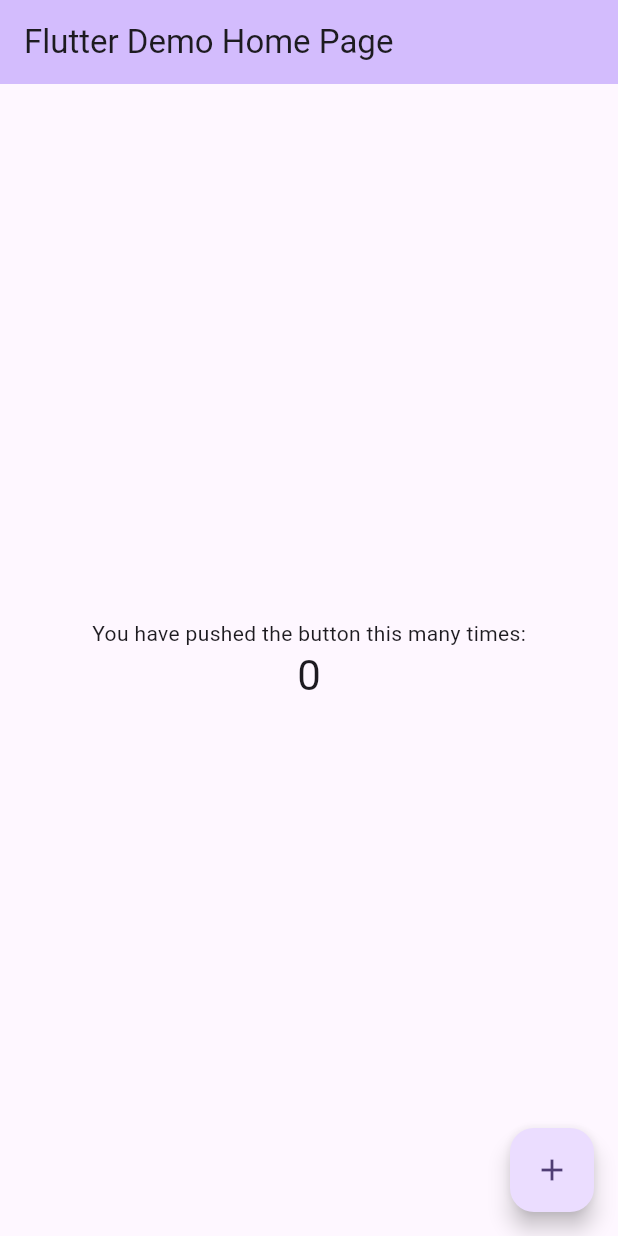
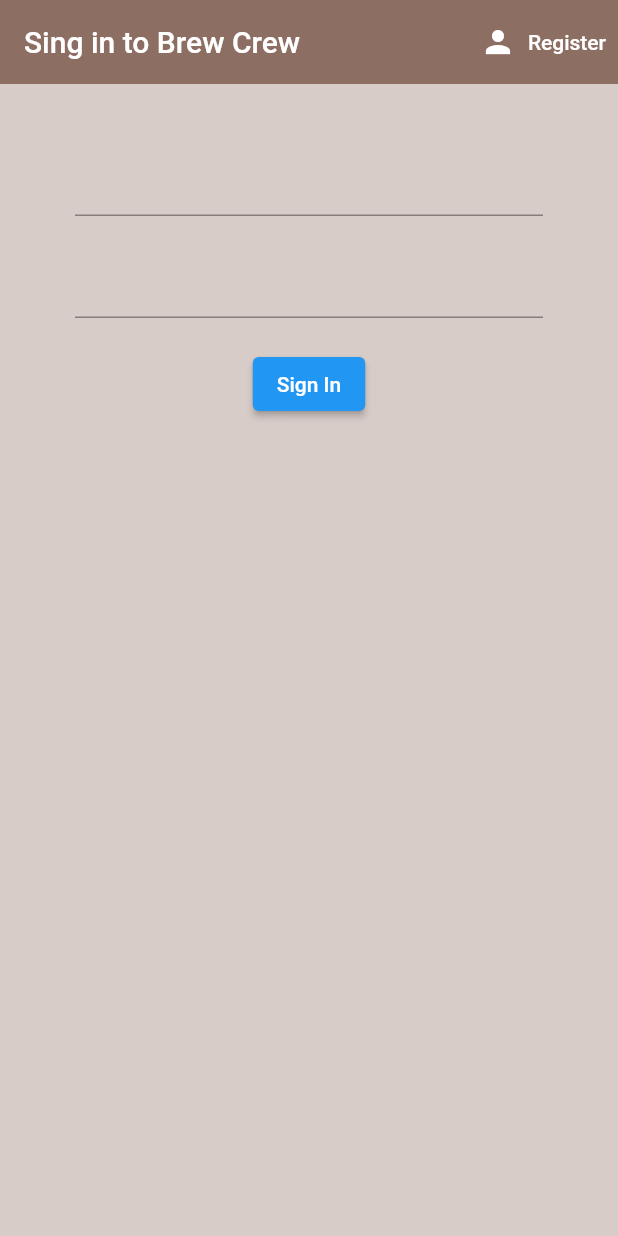
Before and after one commit to Benyray/simple_firebase_app, a Flutter app: the screen it shows after launch, on a phone screen of 412 x 824 dp. Run offline on Flutter 3.47's test engine with Material 2 defaults, Android fonts, the phone set to English and light mode, and no system bars; our stand-ins replace firebase_auth, firebase_core; accounts and stored records are empty.

Commit message:
add authenticate screens

```diff
--- a/lib/main.dart
+++ b/lib/main.dart
@@ -1,7 +1,14 @@
 import 'package:flutter/material.dart';
+import 'package:firebase_core/firebase_core.dart';
+import 'package:simple_firebase_app/pages/wrapper.dart';
+import 'package:provider/provider.dart';
+import 'package:simple_firebase_app/services/auth.dart';
+import 'models/person.dart';
 
-void main() {
-  runApp(const MyApp());
+void main() async{
+  WidgetsFlutterBinding.ensureInitialized();
+  await Firebase.initializeApp();
+  runApp(MyApp());
 }
 
 class MyApp extends StatelessWidget {
@@ -10,116 +17,12 @@ class MyApp extends StatelessWidget {
   // This widget is the root of your application.
   @override
   Widget build(BuildContext context) {
-    return MaterialApp(
-      title: 'Flutter Demo',
-      theme: ThemeData(
-        // This is the theme of your application.
-        //
-        // TRY THIS: Try running your application with "flutter run". You'll see
-        // the application has a blue toolbar. Then, without quitting the app,
-        // try changing the seedColor in the colorScheme below to Colors.green
-        // and then invoke "hot reload" (save your changes or press the "hot
-        // reload" button in a Flutter-supported IDE, or press "r" if you used
-        // the command line to start the app).
-        //
-        // Notice that the counter didn't reset back to zero; the application
-        // state is not lost during the reload. To reset the state, use hot
-        // restart instead.
-        //
-        // This works for code too, not just values: Most code changes can be
-        // tested with just a hot reload.
-        colorScheme: ColorScheme.fromSeed(seedColor: Colors.deepPurple),
-        useMaterial3: true,
-      ),
-      home: const MyHomePage(title: 'Flutter Demo Home Page'),
+    return StreamProvider<Person?>.value(
+      value: AuthService().user,
+      initialData: null,
+      child: MaterialApp(
+              home: Wrapper(),
+            ),
     );
   }
 }
-
-class MyHomePage extends StatefulWidget {
-  const MyHomePage({super.key, required this.title});
-
-  // This widget is the home page of your application. It is stateful, meaning
-  // that it has a State object (defined below) that contains fields that affect
-  // how it looks.
-
-  // This class is the configuration for the state. It holds the values (in this
-  // case the title) provided by the parent (in this case the App widget) and
-  // used by the build method of the State. Fields in a Widget subclass are
-  // always marked "final".
-
-  final String title;
-
-  @override
-  State<MyHomePage> createState() => _MyHomePageState();
-}
-
-class _MyHomePageState extends State<MyHomePage> {
-  int _counter = 0;
-
-  void _incrementCounter() {
-    setState(() {
-      // This call to setState tells the Flutter framework that something has
-      // changed in this State, which causes it to rerun the build method below
-      // so that the display can reflect the updated values. If we changed
-      // _counter without calling setState(), then the build method would not be
-      // called again, and so nothing would appear to happen.
-      _counter++;
-    });
-  }
-
-  @override
-  Widget build(BuildContext context) {
-    // This method is rerun every time setState is called, for instance as done
-    // by the _incrementCounter method above.
-    //
-    // The Flutter framework has been optimized to make rerunning build methods
-    // fast, so that you can just rebuild anything that needs updating rather
-    // than having to individually change instances of widgets.
-    return Scaffold(
-      appBar: AppBar(
-        // TRY THIS: Try changing the color here to a specific color (to
-        // Colors.amber, perhaps?) and trigger a hot reload to see the AppBar
-        // change color while the other colors stay the same.
-        backgroundColor: Theme.of(context).colorScheme.inversePrimary,
-        // Here we take the value from the MyHomePage object that was created by
-        // the App.build method, and use it to set our appbar title.
-        title: Text(widget.title),
-      ),
-      body: Center(
-        // Center is a layout widget. It takes a single child and positions it
-        // in the middle of the parent.
-        child: Column(
-          // Column is also a layout widget. It takes a list of children and
-          // arranges them vertically. By default, it sizes itself to fit its
-          // children horizontally, and tries to be as tall as its parent.
-          //
-          // Column has various properties to control how it sizes itself and
-          // how it positions its children. Here we use mainAxisAlignment to
-          // center the children vertically; the main axis here is the vertical
-          // axis because Columns are vertical (the cross axis would be
-          // horizontal).
-          //
-          // TRY THIS: Invoke "debug painting" (choose the "Toggle Debug Paint"
-          // action in the IDE, or press "p" in the console), to see the
-          // wireframe for each widget.
-          mainAxisAlignment: MainAxisAlignment.center,
-          children: <Widget>[
-            const Text(
-              'You have pushed the button this many times:',
-            ),
-            Text(
-              '$_counter',
-              style: Theme.of(context).textTheme.headlineMedium,
-            ),
-          ],
-        ),
-      ),
-      floatingActionButton: FloatingActionButton(
-        onPressed: _incrementCounter,
-        tooltip: 'Increment',
-        child: const Icon(Icons.add),
-      ), // This trailing comma makes auto-formatting nicer for build methods.
-    );
-  }
-}
--- /dev/null
+++ b/lib/models/person.dart
@@ -0,0 +1,4 @@
+class Person {
+  final String uid;
+  Person({required this.uid});
+}
--- /dev/null
+++ b/lib/pages/authenticate/authenticate.dart
@@ -0,0 +1,23 @@
+import 'package:flutter/material.dart';
+import 'package:simple_firebase_app/pages/authenticate/register.dart';
+import 'package:simple_firebase_app/pages/authenticate/sign_in.dart';
+
+class Authenticate extends StatefulWidget {
+  const Authenticate({super.key});
+
+  @override
+  State<Authenticate> createState() => _AuthenticateState();
+}
+
+class _AuthenticateState extends State<Authenticate> {
+
+  bool showSignIn = true;
+  void toggleView() {
+    setState(() => showSignIn = !showSignIn);
+  }
+
+  @override
+  Widget build(BuildContext context) {
+    return showSignIn ? SignIn(toggleView: toggleView) : Register(toggleView: toggleView);
+  }
+}
--- /dev/null
+++ b/lib/pages/authenticate/sign_in.dart
@@ -0,0 +1,83 @@
+import 'package:flutter/material.dart';
+import 'package:simple_firebase_app/services/auth.dart';
+
+class SignIn extends StatefulWidget {
+
+  final Function toggleView;
+  SignIn({super.key, required this.toggleView});
+
+  @override
+  State<SignIn> createState() => _SignInState();
+}
+
+class _SignInState extends State<SignIn> {
+
+final AuthService _auth = AuthService();
+
+// TextField state
+String email = '';
+String password = '';
+
+  @override
+  Widget build(BuildContext context) {
+    return Scaffold(
+      backgroundColor: Colors.brown[100],
+      appBar: AppBar(
+        backgroundColor: Colors.brown[400],
+        elevation: 0.0,
+        title: Text('Sing in to Brew Crew'),
+        actions: [
+          TextButton.icon(
+            style: ButtonStyle(foregroundColor: MaterialStateProperty.all<Color>(Colors.white)),
+            icon: Icon(Icons.person),
+            label: Text('Register'),
+            onPressed: () {
+              widget.toggleView();
+            },
+          )
+        ],
+      ),
+      body: Container(
+        padding: EdgeInsets.symmetric(vertical: 20.0, horizontal: 50.0),
+        child: Form(
+          child: Column(children: [
+            SizedBox(height: 20.0,),
+            TextFormField(
+              onChanged: (val) {
+                  setState(() => email = val);
+              },
+            ),
+            SizedBox(height: 20.0,),
+            TextFormField(
+              obscureText: true,
+              onChanged: (val) {
+                 setState(() => password = val);
+              },
+            ),
+            SizedBox(height: 20.0,),
+            ElevatedButton(
+            //  style: ButtonStyle(backgroundColor: MaterialStateColor().green),
+              child: Text('Sign In', style: TextStyle(color: Colors.white),),
+              onPressed: () async {
+                print(email);
+                print(password);
+              },
+            ),
+          ]),
+          ),
+      /*    ElevatedButton(
+          child: Text('Sing in anon'),
+          onPressed: () async {
+            dynamic result = await _auth.signInAnon();
+            if (result == null) {
+              print('error signing in');
+            } else {
+              print('signed in');
+              print(result.uid);
+            }
+          },
+          ), */
+      ),
+    );
+  }
+}
--- /dev/null
+++ b/lib/pages/wrapper.dart
@@ -0,0 +1,23 @@
+import 'package:flutter/material.dart';
+import 'package:provider/provider.dart';
+import 'package:simple_firebase_app/pages/authenticate/authenticate.dart';
+import 'package:simple_firebase_app/models/person.dart';
+import 'package:simple_firebase_app/pages/home/home.dart';
+
+class Wrapper extends StatelessWidget {
+  const Wrapper({super.key});
+
+  @override
+  Widget build(BuildContext context) {
+
+    final user = Provider.of<Person?>(context);
+    print(user);
+
+    if (user == null) {
+      return Authenticate();
+      }
+    else {
+      return Home();
+      }
+  }
+}
--- a/pubspec.yaml
+++ b/pubspec.yaml
@@ -36,6 +36,9 @@ dependencies:
   # Use with the CupertinoIcons class for iOS style icons.
   cupertino_icons: ^1.0.2
   firebase_core: ^2.15.1
+  cloud_firestore:
+  firebase_auth:
+  provider: ^6.0.5
 
 dev_dependencies:
   flutter_test:
```
Also changed, not shown: lib/pages/authenticate/register.dart (added, +79 -0 lines), lib/pages/contact.dart (added, +10 -0 lines), lib/pages/home/home.dart (added, +30 -0 lines), lib/services/auth.dart (added, +53 -0 lines), pubspec.lock, 7 other files.
